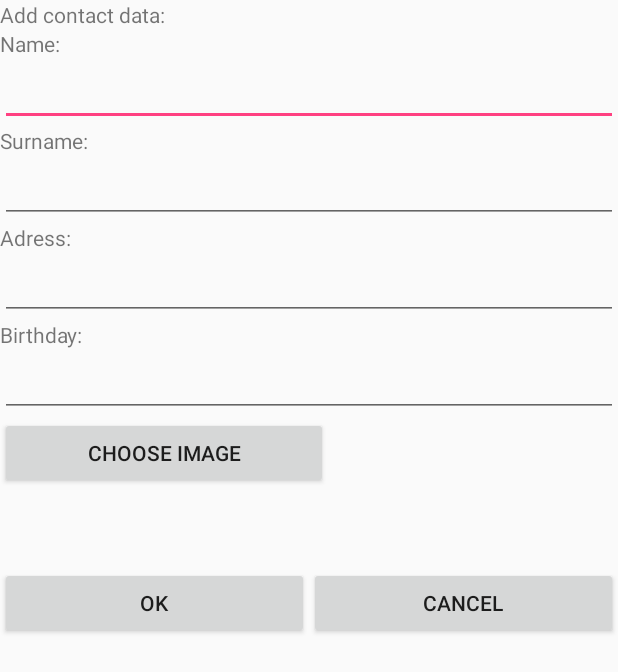
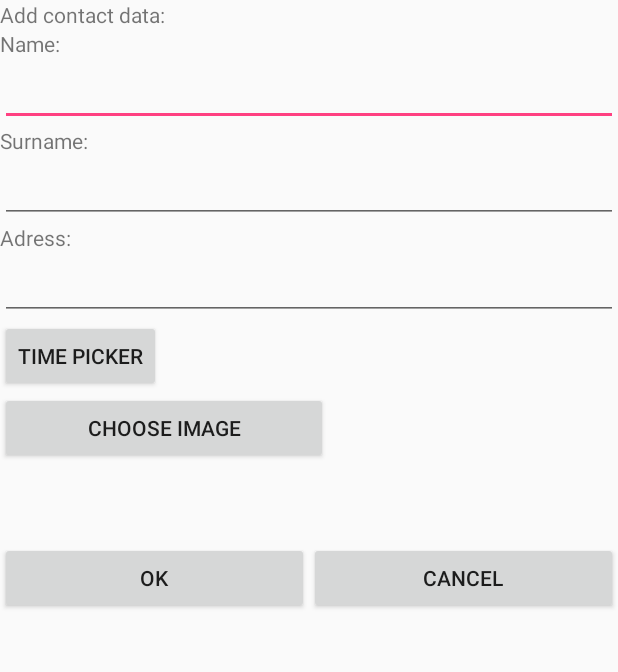
Before and after one commit to KakoDaSeZove/ContactApplication, an Android app: the AddContactActivity screen opened directly, with no data from a screen before it, on a phone screen of 412 x 824 dp. Shown: the top 672 px of the screen. Run offline under Robolectric (Android 15) with nearby library versions, the phone set to English and light mode, and no system bars; libraries missing offline, so code that uses them is left out: com.j256.ormlite.

Commit message:
Date picker added
Sets birthday of contact as a time picker dialog.

```diff
--- a/app/src/main/AndroidManifest.xml
+++ b/app/src/main/AndroidManifest.xml
@@ -2,7 +2,7 @@
 <manifest xmlns:android="http://schemas.android.com/apk/res/android"
     package="com.example.tijana.contactapplication">
 
-    <uses-permission android:name="android.permission.READ_EXTERNAL_STORAGE"/>
+    <uses-permission android:name="android.permission.READ_EXTERNAL_STORAGE" />
 
     <uses-feature
         android:name="android.hardware.camera"
--- a/app/src/main/java/com/example/tijana/contactapplication/db/DatabaseHelper.java
+++ b/app/src/main/java/com/example/tijana/contactapplication/db/DatabaseHelper.java
@@ -17,7 +17,7 @@ import java.sql.SQLException;
 public class DatabaseHelper extends OrmLiteSqliteOpenHelper {
 
     public static String DATABASE_NAME = "myContact.db";
-    public static int DATABASE_VERSION = 3;
+    public static int DATABASE_VERSION = 4;
 
     private Dao<Contact, Integer> mContactDao = null;
     private Dao<PhoneNumber, Integer> mNumberDao = null;
--- a/app/src/main/res/layout/activity_add_contact.xml
+++ b/app/src/main/res/layout/activity_add_contact.xml
@@ -43,15 +43,12 @@
         android:layout_width="match_parent"
         android:layout_height="wrap_content" />
 
-    <TextView
-        android:layout_width="match_parent"
+    <Button
+        android:layout_width="wrap_content"
         android:layout_height="wrap_content"
-        android:text="@string/detail_birthday" />
-
-    <EditText
-        android:id="@+id/add_contact_edit_birthday"
-        android:layout_width="match_parent"
-        android:layout_height="wrap_content" />
+        android:layout_gravity="left"
+        android:onClick="onShowDialog"
+        android:text="Time Picker"/>
 
     <LinearLayout
         android:layout_width="match_parent"
--- a/app/src/main/res/layout/activity_main.xml
+++ b/app/src/main/res/layout/activity_main.xml
@@ -33,6 +33,7 @@
             </android.support.v7.widget.Toolbar>
 
             <ListView
+                android:layout_marginTop="50dp"
                 android:id="@+id/list_of_contact"
                 android:layout_width="match_parent"
                 android:layout_height="wrap_content">
```
Also changed, not shown: app/src/main/java/com/example/tijana/contactapplication/activities/AddContactActivity.java (+17 -6 lines), app/src/main/java/com/example/tijana/contactapplication/fragment/DIalogTimeFragment.java (added, +59 -0 lines), app/src/main/java/com/example/tijana/contactapplication/receiver/ContactReceiver.java (+18 -1 lines), app/build.gradle (line endings or trailing spaces), 1 other file.
